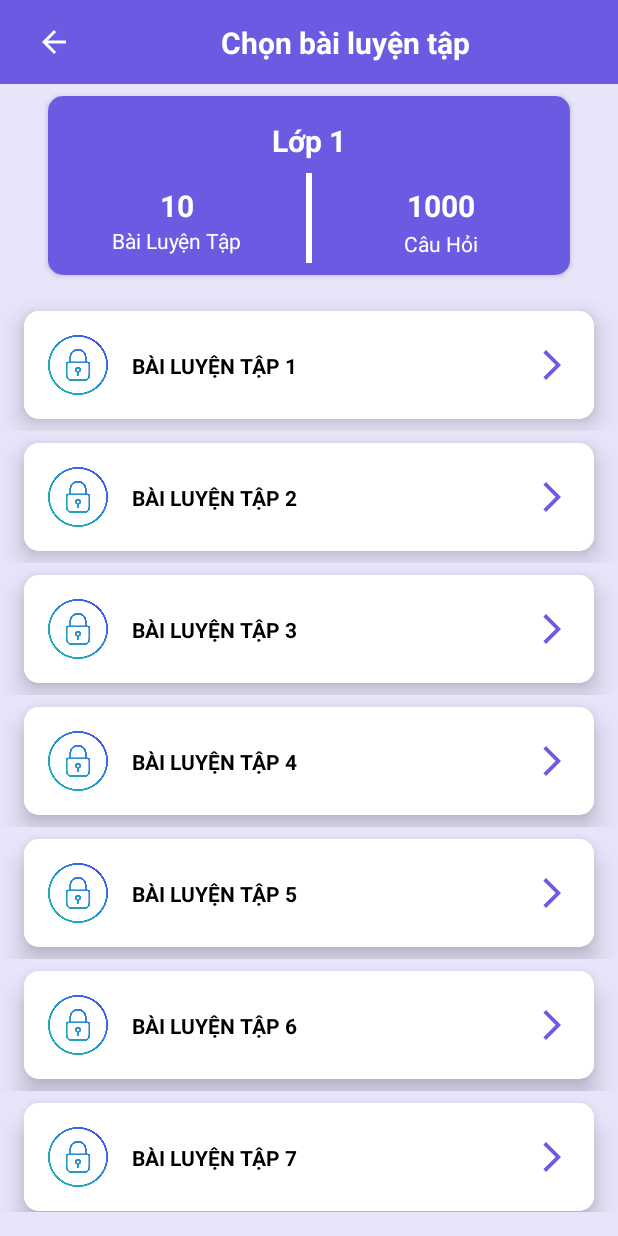
After one commit to trwinddev/Be-hoc-toan-APP, an Android app: the SetsActivity screen opened directly, with no data from a screen before it, on a phone screen of 412 x 824 dp. The commit adds this screen. Run offline under Robolectric (Android 15) with nearby library versions, the phone set to English and light mode, and no system bars.

Commit message:
Activity Sets

```diff
--- a/app/build.gradle
+++ b/app/build.gradle
@@ -26,6 +26,10 @@ android {
         sourceCompatibility JavaVersion.VERSION_1_8
         targetCompatibility JavaVersion.VERSION_1_8
     }
+
+    buildFeatures {
+        viewBinding true
+    }
 }
 
 dependencies {
--- /dev/null
+++ b/app/src/main/java/com/example/behoctoan/Adapters/SetAdapter.java
@@ -0,0 +1,54 @@
+package com.example.behoctoan.Adapters;
+
+import android.content.Context;
+import android.view.LayoutInflater;
+import android.view.View;
+import android.view.ViewGroup;
+
+import androidx.annotation.NonNull;
+import androidx.recyclerview.widget.RecyclerView;
+
+import com.example.behoctoan.Models.SetModel;
+import com.example.behoctoan.R;
+import com.example.behoctoan.databinding.ItemSetsBinding;
+
+import java.util.ArrayList;
+
+public class SetAdapter extends RecyclerView.Adapter<SetAdapter.viewHolder>{
+
+    Context context;
+    ArrayList<SetModel> list;
+
+    public SetAdapter(Context context, ArrayList<SetModel> list) {
+        this.context = context;
+        this.list = list;
+    }
+
+    @NonNull
+    @Override
+    public viewHolder onCreateViewHolder(@NonNull ViewGroup parent, int viewType) {
+        View view = LayoutInflater.from(context).inflate(R.layout.item_sets, parent, false);
+        return new viewHolder(view);
+    }
+
+    @Override
+    public void onBindViewHolder(@NonNull viewHolder holder, int position) {
+        final SetModel model = list.get(position);
+
+        holder.binding.setName.setText(model.getSetName());
+    }
+
+    @Override
+    public int getItemCount() {
+        return list.size();
+    }
+
+    public class viewHolder extends RecyclerView.ViewHolder {
+        ItemSetsBinding binding;
+        public viewHolder(@NonNull View itemView) {
+            super(itemView);
+
+            binding = ItemSetsBinding.bind(itemView);
+        }
+    }
+}
--- a/app/src/main/java/com/example/behoctoan/MainActivity.java
+++ b/app/src/main/java/com/example/behoctoan/MainActivity.java
@@ -1,14 +1,31 @@
 package com.example.behoctoan;
 
 import androidx.appcompat.app.AppCompatActivity;
+import androidx.cardview.widget.CardView;
 
+import android.content.Intent;
 import android.os.Bundle;
+import android.view.View;
+
+import com.example.behoctoan.activities.SetsActivity;
 
 public class MainActivity extends AppCompatActivity {
+    CardView class_1;
 
     @Override
     protected void onCreate(Bundle savedInstanceState) {
         super.onCreate(savedInstanceState);
         setContentView(R.layout.activity_main);
+        getSupportActionBar().hide();
+
+        class_1 = findViewById(R.id.class_1);
+
+        class_1.setOnClickListener(new View.OnClickListener() {
+            @Override
+            public void onClick(View view) {
+                Intent intent = new Intent(MainActivity.this, SetsActivity.class);
+                startActivity(intent);
+            }
+        });
     }
 }
--- /dev/null
+++ b/app/src/main/java/com/example/behoctoan/Models/SetModel.java
@@ -0,0 +1,18 @@
+package com.example.behoctoan.Models;
+
+public class SetModel {
+
+    String setName;
+
+    public SetModel(String setName) {
+        this.setName = setName;
+    }
+
+    public String getSetName() {
+        return setName;
+    }
+
+    public void setSetName(String setName) {
+        this.setName = setName;
+    }
+}
--- /dev/null
+++ b/app/src/main/java/com/example/behoctoan/activities/SetsActivity.java
@@ -0,0 +1,48 @@
+package com.example.behoctoan.activities;
+
+import androidx.appcompat.app.AppCompatActivity;
+import androidx.recyclerview.widget.LinearLayoutManager;
+
+import android.os.Bundle;
+
+import com.example.behoctoan.Adapters.SetAdapter;
+import com.example.behoctoan.Models.SetModel;
+import com.example.behoctoan.R;
+import com.example.behoctoan.databinding.ActivitySetsBinding;
+
+import java.util.ArrayList;
+
+public class SetsActivity extends AppCompatActivity {
+
+    ActivitySetsBinding binding;
+    ArrayList<SetModel>list;
+
+    @Override
+    protected void onCreate(Bundle savedInstanceState) {
+        super.onCreate(savedInstanceState);
+        binding = ActivitySetsBinding.inflate(getLayoutInflater());
+        setContentView(binding.getRoot());
+        getSupportActionBar().hide();
+
+        list = new ArrayList<>();
+
+        LinearLayoutManager linearLayoutManager = new LinearLayoutManager(this);
+        binding.setsRecy.setLayoutManager(linearLayoutManager);
+
+        list.add(new SetModel("BÀI LUYỆN TẬP 1"));
+        list.add(new SetModel("BÀI LUYỆN TẬP 2"));
+        list.add(new SetModel("BÀI LUYỆN TẬP 3"));
+        list.add(new SetModel("BÀI LUYỆN TẬP 4"));
+        list.add(new SetModel("BÀI LUYỆN TẬP 5"));
+        list.add(new SetModel("BÀI LUYỆN TẬP 6"));
+        list.add(new SetModel("BÀI LUYỆN TẬP 7"));
+        list.add(new SetModel("BÀI LUYỆN TẬP 8"));
+        list.add(new SetModel("BÀI LUYỆN TẬP 9"));
+        list.add(new SetModel("BÀI LUYỆN TẬP 10"));
+
+
+
+        SetAdapter adapter = new SetAdapter(this, list);
+        binding.setsRecy.setAdapter(adapter);
+    }
+}
--- /dev/null
+++ b/app/src/main/res/drawable/forward.xml
@@ -0,0 +1,5 @@
+<vector android:autoMirrored="true" android:height="24dp"
+    android:tint="#FFFFFF" android:viewportHeight="24"
+    android:viewportWidth="24" android:width="24dp" xmlns:android="http://schemas.android.com/apk/res/android">
+    <path android:fillColor="@android:color/white" android:pathData="M12,4l-1.41,1.41L16.17,11H4v2h12.17l-5.58,5.59L12,20l8,-8z"/>
+</vector>
--- /dev/null
+++ b/app/src/main/res/drawable/ic_back.xml
@@ -0,0 +1,5 @@
+<vector android:autoMirrored="true" android:height="24dp"
+    android:tint="#000000" android:viewportHeight="24"
+    android:viewportWidth="24" android:width="24dp" xmlns:android="http://schemas.android.com/apk/res/android">
+    <path android:fillColor="@android:color/white" android:pathData="M20,11H7.83l5.59,-5.59L12,4l-8,8 8,8 1.41,-1.41L7.83,13H20v-2z"/>
+</vector>
--- /dev/null
+++ b/app/src/main/res/drawable/ic_forward.xml
@@ -0,0 +1,5 @@
+<vector android:autoMirrored="true" android:height="24dp"
+    android:tint="#FFFFFF" android:viewportHeight="24"
+    android:viewportWidth="24" android:width="24dp" xmlns:android="http://schemas.android.com/apk/res/android">
+    <path android:fillColor="@android:color/white" android:pathData="M6.23,20.23l1.77,1.77l10,-10l-10,-10l-1.77,1.77l8.23,8.23z"/>
+</vector>
--- a/app/src/main/res/layout/activity_main.xml
+++ b/app/src/main/res/layout/activity_main.xml
@@ -32,12 +32,13 @@
             app:rowCount="3">
 
             <androidx.cardview.widget.CardView
+                android:id="@+id/class_1"
                 android:layout_width="150dp"
                 android:layout_height="wrap_content"
                 android:layout_margin="8dp"
                 app:cardCornerRadius="10dp"
-                app:layout_gravity="center"
-                app:cardElevation="10dp">
+                app:cardElevation="10dp"
+                app:layout_gravity="center">
 
                 <LinearLayout
                     android:layout_width="match_parent"
@@ -47,8 +48,8 @@
                     android:orientation="vertical">
 
                     <ImageView
-                        android:layout_width="90dp"
-                        android:layout_height="90dp"
+                        android:layout_width="150dp"
+                        android:layout_height="150dp"
                         app:srcCompat="@drawable/one" />
                 </LinearLayout>
             </androidx.cardview.widget.CardView>
@@ -69,8 +70,8 @@
                     android:orientation="vertical">
 
                     <ImageView
-                        android:layout_width="90dp"
-                        android:layout_height="90dp"
+                        android:layout_width="150dp"
+                        android:layout_height="150dp"
                         app:srcCompat="@drawable/two" />
                 </LinearLayout>
             </androidx.cardview.widget.CardView>
@@ -91,8 +92,8 @@
                     android:orientation="vertical">
 
                     <ImageView
-                        android:layout_width="90dp"
-                        android:layout_height="90dp"
+                        android:layout_width="150dp"
+                        android:layout_height="150dp"
                         app:srcCompat="@drawable/three" />
                 </LinearLayout>
             </androidx.cardview.widget.CardView>
--- /dev/null
+++ b/app/src/main/res/layout/activity_sets.xml
@@ -0,0 +1,147 @@
+<?xml version="1.0" encoding="utf-8"?>
+<androidx.constraintlayout.widget.ConstraintLayout xmlns:android="http://schemas.android.com/apk/res/android"
+    xmlns:app="http://schemas.android.com/apk/res-auto"
+    xmlns:tools="http://schemas.android.com/tools"
+    android:layout_width="match_parent"
+    android:layout_height="match_parent"
+    android:background="@color/category"
+    tools:context=".activities.SetsActivity">
+
+    <androidx.cardview.widget.CardView
+        android:id="@+id/cardView"
+        android:layout_width="match_parent"
+        android:layout_height="wrap_content"
+        android:layout_marginStart="32dp"
+        android:layout_marginTop="8dp"
+        android:layout_marginEnd="32dp"
+        app:cardCornerRadius="10dp"
+        app:layout_constraintEnd_toEndOf="parent"
+        app:layout_constraintStart_toStartOf="parent"
+        app:layout_constraintTop_toBottomOf="@+id/toolbar">
+
+        <androidx.constraintlayout.widget.ConstraintLayout
+            android:layout_width="match_parent"
+            android:layout_height="match_parent"
+            android:background="@color/backg">
+
+            <View
+                android:id="@+id/view"
+                android:layout_width="4dp"
+                android:layout_height="60dp"
+                android:layout_marginTop="8dp"
+                android:layout_marginBottom="8dp"
+                android:background="@color/white"
+                app:layout_constraintBottom_toBottomOf="parent"
+                app:layout_constraintEnd_toEndOf="@+id/textView3"
+                app:layout_constraintStart_toStartOf="@+id/textView3"
+                app:layout_constraintTop_toBottomOf="@+id/textView3" />
+
+            <TextView
+                android:id="@+id/textView3"
+                android:layout_width="wrap_content"
+                android:layout_height="wrap_content"
+                android:layout_marginTop="16dp"
+                android:text="Lớp 1"
+                android:textColor="@color/white"
+                android:textSize="20sp"
+                android:textStyle="bold"
+                app:layout_constraintEnd_toEndOf="parent"
+                app:layout_constraintStart_toStartOf="parent"
+                app:layout_constraintTop_toTopOf="parent" />
+
+            <TextView
+                android:id="@+id/textView4"
+                android:layout_width="wrap_content"
+                android:layout_height="wrap_content"
+                android:layout_marginTop="16dp"
+                android:text="10"
+                android:textColor="@color/white"
+                android:textSize="20sp"
+                android:textStyle="bold"
+                app:layout_constraintEnd_toStartOf="@+id/view"
+                app:layout_constraintStart_toStartOf="parent"
+                app:layout_constraintTop_toBottomOf="@+id/textView3" />
+
+            <TextView
+                android:id="@+id/textView5"
+                android:layout_width="wrap_content"
+                android:layout_height="wrap_content"
+                android:text="Bài Luyện Tập"
+                android:textColor="@color/white"
+                app:layout_constraintEnd_toEndOf="@+id/textView4"
+                app:layout_constraintStart_toStartOf="@+id/textView4"
+                app:layout_constraintTop_toBottomOf="@+id/textView4" />
+
+            <TextView
+                android:id="@+id/textView6"
+                android:layout_width="wrap_content"
+                android:layout_height="wrap_content"
+                android:layout_marginTop="16dp"
+                android:text="1000"
+                android:textColor="@color/white"
+                android:textSize="20sp"
+                android:textStyle="bold"
+                app:layout_constraintEnd_toEndOf="parent"
+                app:layout_constraintStart_toEndOf="@+id/view"
+                app:layout_constraintTop_toBottomOf="@+id/textView3" />
+
+            <TextView
+                android:id="@+id/textView7"
+                android:layout_width="wrap_content"
+                android:layout_height="wrap_content"
+                android:layout_marginTop="2dp"
+                android:text="Câu Hỏi"
+                android:textColor="@color/white"
+                app:layout_constraintEnd_toEndOf="@+id/textView6"
+                app:layout_constraintStart_toStartOf="@+id/textView6"
+                app:layout_constraintTop_toBottomOf="@+id/textView6" />
+        </androidx.constraintlayout.widget.ConstraintLayout>
+    </androidx.cardview.widget.CardView>
+
+    <androidx.appcompat.widget.Toolbar
+        android:id="@+id/toolbar"
+        android:layout_width="match_parent"
+        android:layout_height="wrap_content"
+        android:background="?attr/colorPrimary"
+        android:minHeight="?attr/actionBarSize"
+        android:theme="?attr/actionBarTheme"
+        app:layout_constraintEnd_toEndOf="parent"
+        app:layout_constraintStart_toStartOf="parent"
+        app:layout_constraintTop_toTopOf="parent" />
+
+    <TextView
+        android:id="@+id/textView2"
+        android:layout_width="wrap_content"
+        android:layout_height="wrap_content"
+        android:text="Chọn bài luyện tập"
+        android:textColor="@color/white"
+        android:textSize="20sp"
+        android:textStyle="bold"
+        app:layout_constraintBottom_toBottomOf="@+id/imageView2"
+        app:layout_constraintEnd_toEndOf="@+id/toolbar"
+        app:layout_constraintStart_toEndOf="@+id/imageView2"
+        app:layout_constraintTop_toTopOf="@+id/imageView2" />
+
+    <ImageView
+        android:id="@+id/imageView2"
+        android:layout_width="wrap_content"
+        android:layout_height="wrap_content"
+        android:layout_marginStart="24dp"
+        app:layout_constraintBottom_toBottomOf="@+id/toolbar"
+        app:layout_constraintStart_toStartOf="parent"
+        app:layout_constraintTop_toTopOf="parent"
+        app:srcCompat="@drawable/ic_back"
+        app:tint="@color/white" />
+
+    <androidx.recyclerview.widget.RecyclerView
+        android:id="@+id/setsRecy"
+        android:layout_width="match_parent"
+        android:layout_height="0dp"
+        android:layout_marginTop="16dp"
+        android:layout_marginBottom="16dp"
+        app:layout_constraintBottom_toBottomOf="parent"
+        app:layout_constraintEnd_toEndOf="parent"
+        app:layout_constraintHorizontal_bias="0.0"
+        app:layout_constraintStart_toStartOf="parent"
+        app:layout_constraintTop_toBottomOf="@+id/cardView" />
+</androidx.constraintlayout.widget.ConstraintLayout>
--- /dev/null
+++ b/app/src/main/res/layout/item_sets.xml
@@ -0,0 +1,63 @@
+<?xml version="1.0" encoding="utf-8"?>
+<androidx.constraintlayout.widget.ConstraintLayout xmlns:android="http://schemas.android.com/apk/res/android"
+    xmlns:app="http://schemas.android.com/apk/res-auto"
+    android:layout_width="match_parent"
+    android:layout_height="wrap_content"
+    android:background="@color/category">
+
+    <androidx.cardview.widget.CardView
+        android:layout_width="match_parent"
+        android:layout_height="wrap_content"
+        android:layout_marginStart="16dp"
+        android:layout_marginTop="8dp"
+        android:layout_marginEnd="16dp"
+        android:layout_marginBottom="8dp"
+        app:cardCornerRadius="10dp"
+        app:cardElevation="10dp"
+        app:layout_constraintBottom_toBottomOf="parent"
+        app:layout_constraintEnd_toEndOf="parent"
+        app:layout_constraintStart_toStartOf="parent"
+        app:layout_constraintTop_toTopOf="parent">
+
+        <androidx.constraintlayout.widget.ConstraintLayout
+            android:layout_width="match_parent"
+            android:layout_height="match_parent"
+            android:background="@color/white">
+
+            <ImageView
+                android:id="@+id/imageView5"
+                android:layout_width="wrap_content"
+                android:layout_height="wrap_content"
+                android:layout_marginEnd="16dp"
+                app:layout_constraintBottom_toBottomOf="@+id/imageView3"
+                app:layout_constraintEnd_toEndOf="parent"
+                app:layout_constraintTop_toTopOf="@+id/imageView3"
+                app:srcCompat="@drawable/ic_forward"
+                app:tint="@color/backg" />
+
+            <TextView
+                android:id="@+id/setName"
+                android:layout_width="wrap_content"
+                android:layout_height="wrap_content"
+                android:layout_marginStart="16dp"
+                android:text="BÀI LUYỆN TẬP 1"
+                android:textColor="@color/black"
+                android:textStyle="bold"
+                app:layout_constraintBottom_toBottomOf="@+id/imageView3"
+                app:layout_constraintStart_toEndOf="@+id/imageView3"
+                app:layout_constraintTop_toTopOf="@+id/imageView3" />
+
+            <ImageView
+                android:id="@+id/imageView3"
+                android:layout_width="40dp"
+                android:layout_height="40dp"
+                android:layout_marginStart="16dp"
+                android:layout_marginTop="16dp"
+                android:layout_marginBottom="16dp"
+                app:layout_constraintBottom_toBottomOf="parent"
+                app:layout_constraintStart_toStartOf="parent"
+                app:layout_constraintTop_toTopOf="parent"
+                app:srcCompat="@drawable/locked" />
+        </androidx.constraintlayout.widget.ConstraintLayout>
+    </androidx.cardview.widget.CardView>
+</androidx.constraintlayout.widget.ConstraintLayout>
--- a/app/src/main/res/navigation/nav_graph.xml
+++ /dev/null
@@ -1,28 +0,0 @@
-<?xml version="1.0" encoding="utf-8"?>
-<navigation xmlns:android="http://schemas.android.com/apk/res/android"
-    xmlns:app="http://schemas.android.com/apk/res-auto"
-    xmlns:tools="http://schemas.android.com/tools"
-    android:id="@+id/nav_graph"
-    app:startDestination="@id/FirstFragment">
-
-    <fragment
-        android:id="@+id/FirstFragment"
-        android:name="com.example.behoctoan.activities.FirstFragment"
-        android:label="@string/first_fragment_label"
-        tools:layout="@layout/fragment_first">
-
-        <action
-            android:id="@+id/action_FirstFragment_to_SecondFragment"
-            app:destination="@id/SecondFragment" />
-    </fragment>
-    <fragment
-        android:id="@+id/SecondFragment"
-        android:name="com.example.behoctoan.activities.SecondFragment"
-        android:label="@string/second_fragment_label"
-        tools:layout="@layout/fragment_second">
-
-        <action
-            android:id="@+id/action_SecondFragment_to_FirstFragment"
-            app:destination="@id/FirstFragment" />
-    </fragment>
-</navigation>
```
Also changed, not shown: app/src/main/AndroidManifest.xml (+9 -2 lines), app/src/main/res/drawable/locked.png (added).
